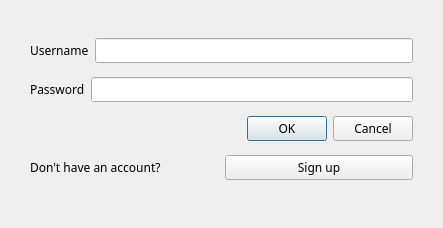
Before: the Qt Designer form login.ui in AlirezaM02/AP_Project, drawn with Qt 5.
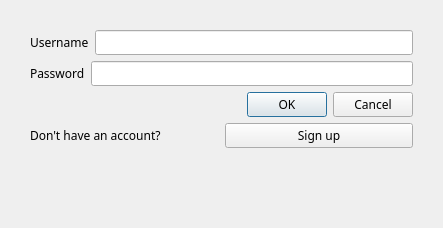
After: the same form once the commit is applied.

Patch:
```diff
--- a/login.ui
+++ b/login.ui
@@ -116,6 +116,13 @@
       </item>
      </layout>
     </item>
+    <item>
+     <widget class="QLabel" name="loginStat">
+      <property name="text">
+       <string/>
+      </property>
+     </widget>
+    </item>
    </layout>
   </widget>
  </widget>
```
